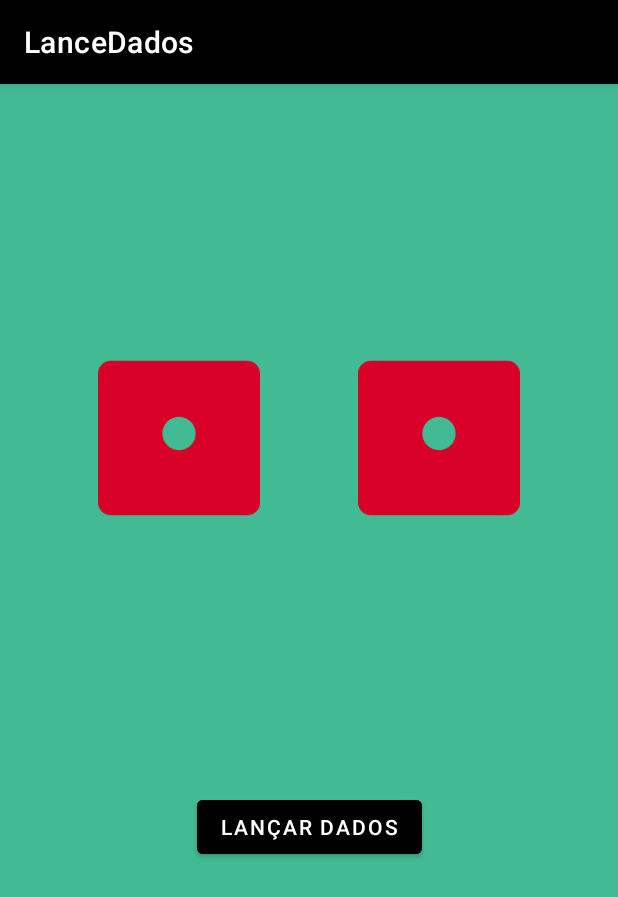
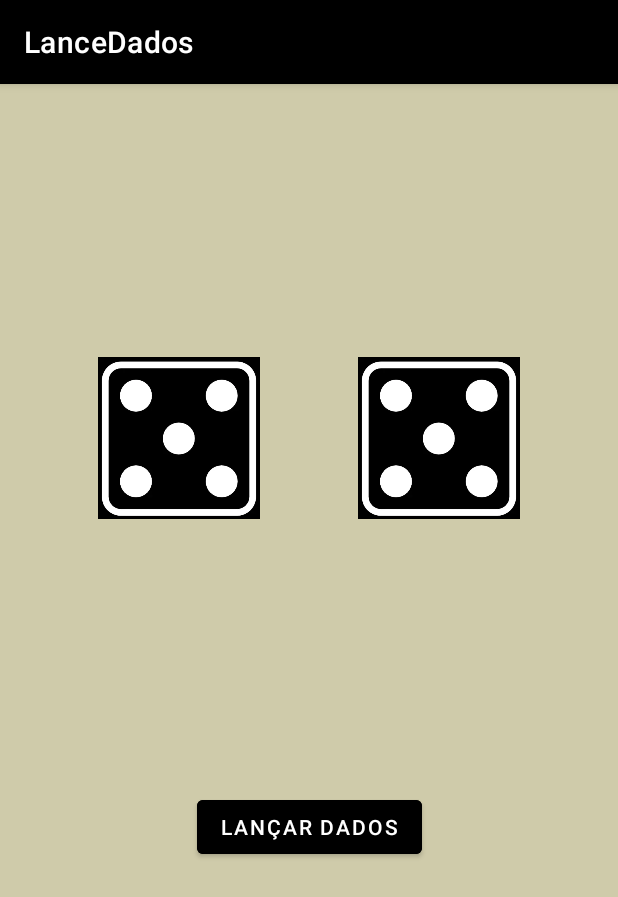
Before and after one commit to julianacuani/lanceOsDados, an Android app: the screen it shows after launch (MainActivity), after a tap on "LANÇAR DADOS", on a phone screen of 412 x 824 dp. Shown: the top 897 px of the screen. Run offline under Robolectric (Android 15) with nearby library versions, the phone set to English and light mode, and no system bars.

Commit message:
App funcionando

```diff
--- a/app/src/main/java/com/example/lancedados/MainActivity.kt
+++ b/app/src/main/java/com/example/lancedados/MainActivity.kt
@@ -3,6 +3,7 @@ package com.example.lancedados
 import androidx.appcompat.app.AppCompatActivity
 import android.os.Bundle
 import android.widget.Button
+import android.widget.ImageView
 import android.widget.TextView
 
 class MainActivity : AppCompatActivity() {
@@ -10,13 +11,31 @@ class MainActivity : AppCompatActivity() {
         super.onCreate(savedInstanceState)
         setContentView(R.layout.activity_main)
 
-        val botaoLancarDados = findViewById<Button>(R.id.lanceDadosBotao)
+        var botaoLancarDados = findViewById<Button>(R.id.lanceDadosBotao)
+        var dado1 = findViewById<ImageView>(R.id.dado1)
+        var dado2 = findViewById<ImageView>(R.id.dado2)
+
 
          botaoLancarDados.setOnClickListener {
-
+          dado1.setImageResource(lançaDado())
+          dado2.setImageResource(lançaDado())
       }
    }
-    fun lancarDados(): Int {
+
+    fun lançaDado(): Int {
+        return recuperaFaceDado(geraNumero())
+    }
+      fun recuperaFaceDado(valor:Int): Int{
+        return  when (valor){
+            1 -> R.drawable.dice_1
+            2 -> R.drawable.dice_2
+            3 -> R.drawable.dice_3
+            4 -> R.drawable.dice_4
+            5 -> R.drawable.dice_5
+            else -> R.drawable.dice_6
+        }
+    }
+    fun geraNumero(): Int {
         return (1..6).random()
     }
 }
--- a/app/src/main/res/layout/activity_main.xml
+++ b/app/src/main/res/layout/activity_main.xml
@@ -4,7 +4,7 @@
     xmlns:tools="http://schemas.android.com/tools"
     android:layout_width="match_parent"
     android:layout_height="match_parent"
-    android:background="#42BA94"
+    android:background="#CFCBAA"
     tools:context=".MainActivity"
     tools:visibility="visible">
 
```
Also changed, not shown: app/src/main/res/drawable/dice_1.webp, app/src/main/res/drawable/dice_2.webp, app/src/main/res/drawable/dice_3.webp, app/src/main/res/drawable/dice_4.webp, app/src/main/res/drawable/dice_5.webp, app/src/main/res/drawable/dice_6.webp.
